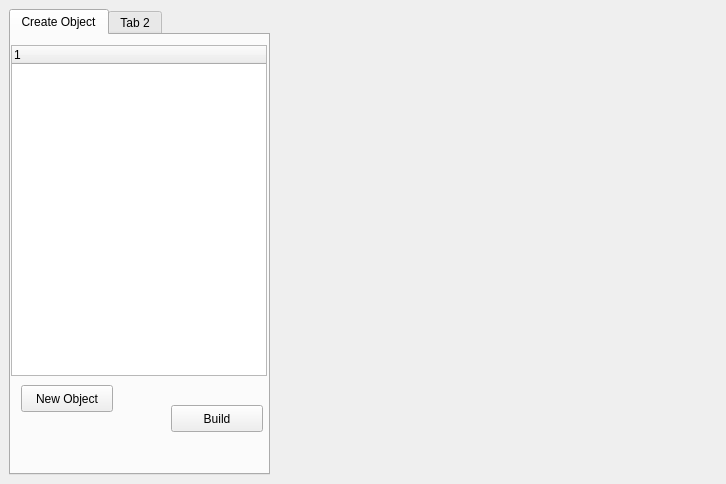
edvorg/cpp-drash, file src/editor/editorwindow.ui: the form before one commit.
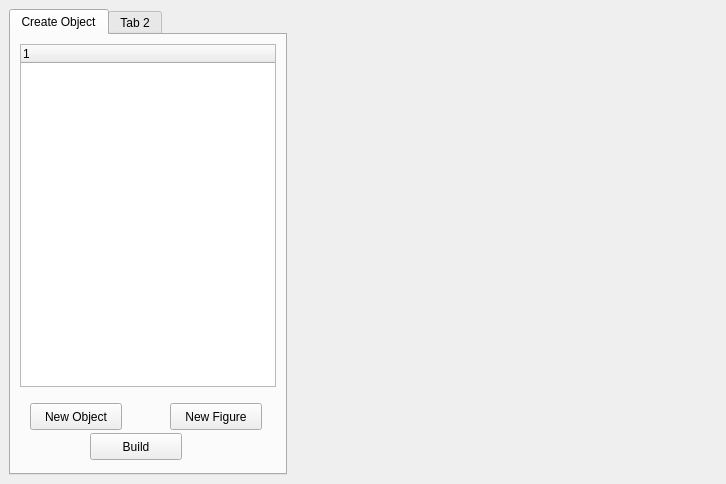
The form after the commit. Custom widgets are drawn as their Qt base class.

Commit message: Edit simple figures editing

The edit to the form file:
```diff
--- a/src/editor/editorwindow.ui
+++ b/src/editor/editorwindow.ui
@@ -42,51 +42,78 @@
        <attribute name="title">
         <string>Create Object</string>
        </attribute>
-       <widget class="QPushButton" name="mNewObjectButton">
-        <property name="geometry">
-         <rect>
-          <x>10</x>
-          <y>350</y>
-          <width>92</width>
-          <height>27</height>
-         </rect>
-        </property>
-        <property name="text">
-         <string>New Object</string>
-        </property>
-       </widget>
-       <widget class="QPushButton" name="mBuildButton">
-        <property name="geometry">
-         <rect>
-          <x>160</x>
-          <y>370</y>
-          <width>92</width>
-          <height>27</height>
-         </rect>
-        </property>
-        <property name="text">
-         <string>Build</string>
-        </property>
-       </widget>
-       <widget class="QTreeWidget" name="mTreeObjects">
-        <property name="geometry">
-         <rect>
-          <x>0</x>
-          <y>10</y>
-          <width>256</width>
-          <height>331</height>
-         </rect>
-        </property>
-        <column>
-         <property name="text">
-          <string notr="true">1</string>
-         </property>
-        </column>
-       </widget>
-       <zorder>mNewObjectButton</zorder>
-       <zorder>mBuildButton</zorder>
-       <zorder>mTreeObjects</zorder>
-       <zorder>mScene</zorder>
+       <layout class="QVBoxLayout" name="verticalLayout">
+        <item>
+         <widget class="QTreeWidget" name="mTreeObjects">
+          <property name="sizePolicy">
+           <sizepolicy hsizetype="MinimumExpanding" vsizetype="Expanding">
+            <horstretch>0</horstretch>
+            <verstretch>0</verstretch>
+           </sizepolicy>
+          </property>
+          <property name="minimumSize">
+           <size>
+            <width>256</width>
+            <height>0</height>
+           </size>
+          </property>
+          <column>
+           <property name="text">
+            <string notr="true">1</string>
+           </property>
+          </column>
+         </widget>
+        </item>
+        <item>
+         <widget class="QWidget" name="widget" native="true">
+          <property name="minimumSize">
+           <size>
+            <width>0</width>
+            <height>71</height>
+           </size>
+          </property>
+          <widget class="QPushButton" name="mNewFigureButton">
+           <property name="geometry">
+            <rect>
+             <x>150</x>
+             <y>10</y>
+             <width>92</width>
+             <height>27</height>
+            </rect>
+           </property>
+           <property name="text">
+            <string>New Figure</string>
+           </property>
+          </widget>
+          <widget class="QPushButton" name="mBuildButton">
+           <property name="geometry">
+            <rect>
+             <x>70</x>
+             <y>40</y>
+             <width>92</width>
+             <height>27</height>
+            </rect>
+           </property>
+           <property name="text">
+            <string>Build</string>
+           </property>
+          </widget>
+          <widget class="QPushButton" name="mNewObjectButton">
+           <property name="geometry">
+            <rect>
+             <x>10</x>
+             <y>10</y>
+             <width>92</width>
+             <height>27</height>
+            </rect>
+           </property>
+           <property name="text">
+            <string>New Object</string>
+           </property>
+          </widget>
+         </widget>
+        </item>
+       </layout>
       </widget>
       <widget class="QWidget" name="tab_2">
        <attribute name="title">
```
The commit also changes 9 other files.
